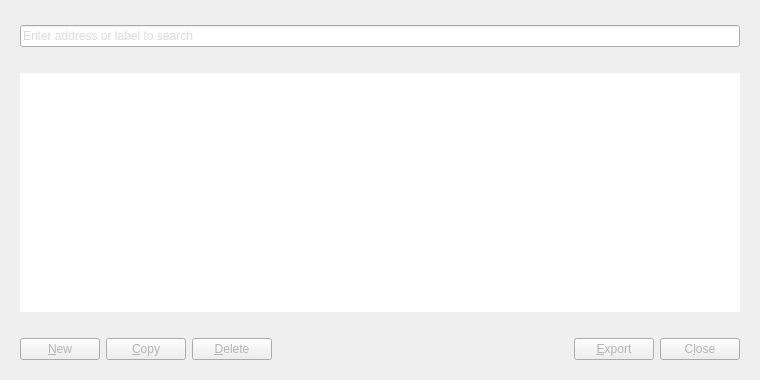
Above: fennec/qt/forms/addressbookpage.ui from FennecBlockchain/Fennec before the change. Below: the same form after it.
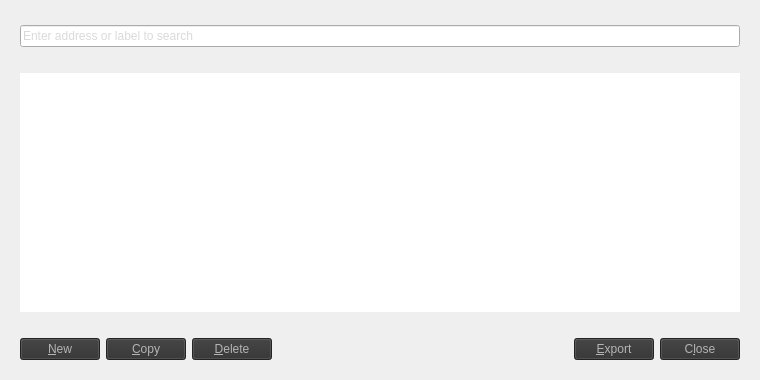
That is the form after the change. Icons and pictures are not drawn.

Commit message: send & receive tabs

```diff
--- a/fennec/qt/forms/addressbookpage.ui
+++ b/fennec/qt/forms/addressbookpage.ui
@@ -126,7 +126,7 @@
         <string>Create a new address</string>
        </property>
        <property name="styleSheet">
-        <string notr="true"/>
+        <string notr="true">background-color: rgb(49, 49, 49);</string>
        </property>
        <property name="text">
         <string>&amp;New</string>
@@ -155,7 +155,7 @@
         <string>Copy the currently selected address to the system clipboard</string>
        </property>
        <property name="styleSheet">
-        <string notr="true"/>
+        <string notr="true">background-color: rgb(49, 49, 49);</string>
        </property>
        <property name="text">
         <string>&amp;Copy</string>
@@ -170,6 +170,9 @@
        <property name="default">
         <bool>false</bool>
        </property>
+       <property name="flat">
+        <bool>false</bool>
+       </property>
       </widget>
      </item>
      <item>
@@ -178,7 +181,7 @@
         <string>Delete the currently selected address from the list</string>
        </property>
        <property name="styleSheet">
-        <string notr="true"/>
+        <string notr="true">background-color: rgb(49, 49, 49);</string>
        </property>
        <property name="text">
         <string>&amp;Delete</string>
@@ -214,7 +217,7 @@
         <string>Export the data in the current tab to a file</string>
        </property>
        <property name="styleSheet">
-        <string notr="true"/>
+        <string notr="true">background-color: rgb(49, 49, 49);</string>
        </property>
        <property name="text">
         <string>&amp;Export</string>
@@ -240,7 +243,7 @@
         </sizepolicy>
        </property>
        <property name="styleSheet">
-        <string notr="true"/>
+        <string notr="true">background-color: rgb(49, 49, 49);</string>
        </property>
        <property name="text">
         <string>C&amp;lose</string>
```
The commit also changes 4 other files.
